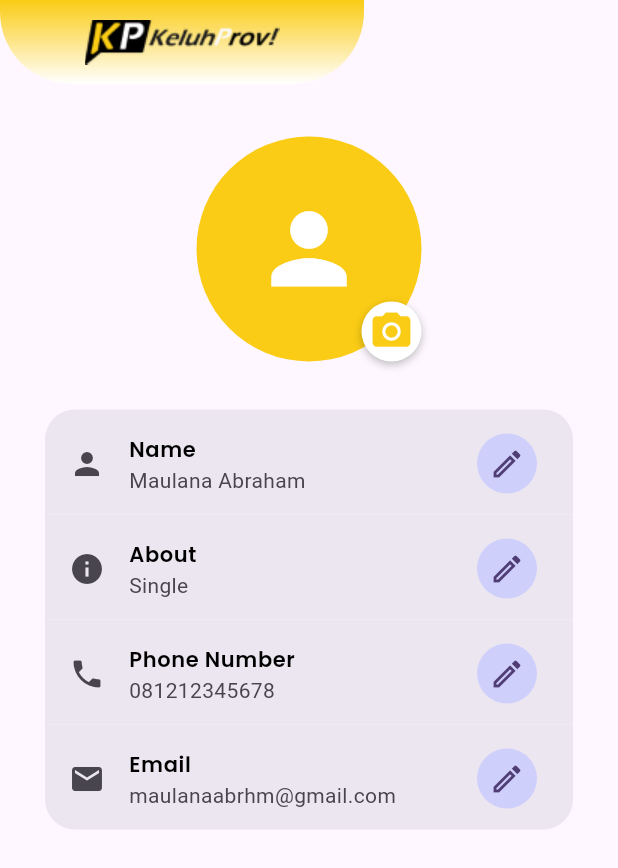
After one commit to Capstone-Project-Alterra-Kelompok-8/e-complaint-mobile, a Flutter app: the screen it shows after launch, after a tap on "Ubah Profile", on a phone screen of 412 x 824 dp. The commit adds this screen. Shown: the top 868 px of the screen. Run offline on Flutter 3.47's test engine with Material 3 defaults, Android fonts, the light colour scheme and no system bars; our stand-ins replace google_fonts.

Commit message:
✨ feat: Implementation of change profile screen page

```diff
--- a/e_complaint_app/lib/constants/color_collections.dart
+++ b/e_complaint_app/lib/constants/color_collections.dart
@@ -10,4 +10,5 @@ class ColorCollections {
   static const Color alertSuccessColor = Color(0xFFB0FE76);
   static const Color alertErrorColor = Color(0xFFDC2626);
   static const Color profileColor = Color(0xFFECE6F0);
+  static const Color profileButtonColor = Color(0xFFCFCFFC);
 }
--- a/e_complaint_app/lib/constants/text_collections.dart
+++ b/e_complaint_app/lib/constants/text_collections.dart
@@ -87,4 +87,18 @@ class HomeTextCollections {
     color: ColorCollections.textPrimaryColor,
     letterSpacing: 0.4,
   );
+
+  static TextStyle titleButton = GoogleFonts.poppins(
+    fontSize: 14.0,
+    fontWeight: FontWeight.w600,
+    color: ColorCollections.textPrimaryColor,
+    letterSpacing: 0.4,
+  );
+
+  static TextStyle descriptionChangePassword = GoogleFonts.montserrat(
+    fontSize: 12.0,
+    fontWeight: FontWeight.w400,
+    color: ColorCollections.textPrimaryColor,
+    letterSpacing: 0.4,
+  );
 }
--- a/e_complaint_app/lib/views/screens/components/app_bar.dart
+++ b/e_complaint_app/lib/views/screens/components/app_bar.dart
@@ -2,7 +2,7 @@ import 'package:e_complaint_app/constants/constants.dart';
 import 'package:flutter/material.dart';
 
 class CurvedAppBar extends StatelessWidget implements PreferredSizeWidget {
-  const CurvedAppBar({Key? key}) : super(key: key);
+  const CurvedAppBar({super.key});
 
   @override
   Widget build(BuildContext context) {
@@ -31,7 +31,7 @@ class CurvedAppBar extends StatelessWidget implements PreferredSizeWidget {
           top: 40,
           left: 0,
           child: IconButton(
-            icon: Icon(Icons.arrow_back),
+            icon: const Icon(Icons.arrow_back),
             onPressed: () {
               Navigator.of(context).pop();
             },
--- a/e_complaint_app/lib/views/screens/home/aboutapp_screen.dart
+++ b/e_complaint_app/lib/views/screens/home/aboutapp_screen.dart
@@ -1,7 +1,6 @@
 import 'package:e_complaint_app/constants/constants.dart';
 import 'package:e_complaint_app/views/screens/components/app_bar.dart';
 import 'package:flutter/material.dart';
-import 'package:flutter/widgets.dart';
 
 class AboutAppScreen extends StatelessWidget {
   const AboutAppScreen({super.key});
@@ -29,7 +28,7 @@ class AboutAppScreen extends StatelessWidget {
                       BoxShadow(
                         color: Colors.black.withOpacity(0.25),
                         blurRadius: 4,
-                        offset: Offset(0, 4),
+                        offset: const Offset(0, 4),
                       ),
                     ],
                   ),
@@ -43,7 +42,7 @@ class AboutAppScreen extends StatelessWidget {
                   height: 9,
                 ),
                 Padding(
-                  padding: EdgeInsets.symmetric(horizontal: 24),
+                  padding: const EdgeInsets.symmetric(horizontal: 24),
                   child: Text(
                     'KeluhProv adalah aplikasi untuk melaporkan keluhan masyarakat di Provinsi Banten. Dengan antarmuka yang mudah digunakan, penduduk bisa dengan cepat mengirimkan keluhan mereka tentang infrastruktur, layanan publik, atau masalah lingkungan. Aplikasi ini memudahkan pelacakan status keluhan dan membantu pemerintah memperbaiki layanan publik.',
                     textAlign: TextAlign.justify,
@@ -63,7 +62,7 @@ class AboutAppScreen extends StatelessWidget {
                       BoxShadow(
                         color: Colors.black.withOpacity(0.25),
                         blurRadius: 4,
-                        offset: Offset(0, 4),
+                        offset: const Offset(0, 4),
                       ),
                     ],
                   ),
@@ -73,28 +72,28 @@ class AboutAppScreen extends StatelessWidget {
                     style: HomeTextCollections.textButtonAboutApp,
                   )),
                 ),
-                SizedBox(
+                const SizedBox(
                   height: 6,
                 ),
-                Image(image: AssetImage('assets/images/slogan_bersuara.png')),
+                const Image(image: AssetImage('assets/images/slogan_bersuara.png')),
                 Text(
                   'Memberikan platform bagi masyarakat\nuntuk menyampaikan aduan atau\nmasalah yang mereka hadapi dengan\nmudah dan cepat.',
                   textAlign: TextAlign.center,
                   style: HomeTextCollections.description,
                 ),
-                SizedBox(
+                const SizedBox(
                   height: 11,
                 ),
-                Image(image: AssetImage('assets/images/slogan_beraksi.png')),
+                const Image(image: AssetImage('assets/images/slogan_beraksi.png')),
                 Text(
                   'Setiap aduan yang dilaporkan tidak hanya\ndidengar, tetapi juga segera\nditindaklanjuti. Tim aplikasi akan segera\nmengambil langkah untuk\nmenyelesaikan masalah yang dilaporkan\noleh masyarakat.',
                   textAlign: TextAlign.center,
                   style: HomeTextCollections.description,
                 ),
-                SizedBox(
+                const SizedBox(
                   height: 11,
                 ),
-                Image(image: AssetImage('assets/images/slogan_berhasil.png')),
+                const Image(image: AssetImage('assets/images/slogan_berhasil.png')),
                 Text(
                   'Akhirnya, hasil dari tindakan tersebut\nadalah penyelesaian yang berhasil dari\nmasalah yang dilaporkan.',
                   textAlign: TextAlign.center,
--- /dev/null
+++ b/e_complaint_app/lib/views/screens/home/chanepassword_screen.dart
@@ -0,0 +1,31 @@
+import 'package:e_complaint_app/constants/constants.dart';
+import 'package:e_complaint_app/views/screens/components/app_bar.dart';
+import 'package:flutter/material.dart';
+
+class ChangePasswordProfileScreen extends StatefulWidget {
+  const ChangePasswordProfileScreen({super.key});
+
+  @override
+  State<ChangePasswordProfileScreen> createState() => _ChangePasswordProfileScreenState();
+}
+
+class _ChangePasswordProfileScreenState extends State<ChangePasswordProfileScreen> {
+  @override
+  Widget build(BuildContext context) {
+    return Scaffold(
+      appBar: CurvedAppBar(),
+      body: Padding(
+        padding: EdgeInsets.all(20),
+        child: SingleChildScrollView(
+          child: Column(
+            children: [
+              Text('Membuat kata sandi membantu Anda menjaga keamanan akun dan data di KeluhProv', style: HomeTextCollections.descriptionChangePassword,
+              textAlign: TextAlign.center,
+              )
+            ],
+          ),
+        ),
+      ),
+    );
+  }
+}
--- /dev/null
+++ b/e_complaint_app/lib/views/screens/home/changeprofile_screen.dart
@@ -0,0 +1,144 @@
+import 'package:e_complaint_app/constants/constants.dart';
+import 'package:e_complaint_app/views/screens/components/app_bar.dart';
+import 'package:flutter/material.dart';
+
+class ChangeProfileScreen extends StatefulWidget {
+  const ChangeProfileScreen({super.key});
+
+  @override
+  State<ChangeProfileScreen> createState() => _ChangeProfileScreenState();
+}
+
+class _ChangeProfileScreenState extends State<ChangeProfileScreen> {
+  @override
+  Widget build(BuildContext context) {
+    return Scaffold(
+      appBar: const CurvedAppBar(),
+      body: Padding(
+        padding: const EdgeInsets.all(30.0),
+        child: Column(
+          children: [
+            const SizedBox(
+              height: 5,
+            ),
+            Center(
+              child: Stack(
+                children: [
+                  const CircleAvatar(
+                    radius: 75,
+                    backgroundColor: ColorCollections.primaryColor,
+                    foregroundColor: ColorCollections.backgroundColor,
+                    child: Icon(Icons.person, size: 75),
+                  ),
+                  Positioned(
+                    bottom: 0,
+                    right: 0,
+                    child: GestureDetector(
+                      onTap: () {
+                        // Implementasikan logika untuk ganti foto profil
+                      },
+                      child: Container(
+                        padding: const EdgeInsets.all(5),
+                        decoration: BoxDecoration(
+                          shape: BoxShape.circle,
+                          color: Colors.white,
+                          boxShadow: [
+                            BoxShadow(
+                              color: Colors.black.withOpacity(0.25),
+                              offset: const Offset(0, 2),
+                              blurRadius: 4,
+                            ),
+                          ],
+                        ),
+                        child: const Icon(
+                          Icons.camera_alt,
+                          color: ColorCollections.primaryColor,
+                          size: 30,
+                        ),
+                      ),
+                    ),
+                  ),
+                ],
+              ),
+            ),
+            const SizedBox(
+              height: 32,
+            ),
+            Container(
+                width: double.infinity,
+                height: 70,
+                decoration: const BoxDecoration(
+                  color: ColorCollections.profileColor,
+                  borderRadius: BorderRadius.only(
+                    topLeft: Radius.circular(20.0),
+                    topRight: Radius.circular(20.0),
+                  ),
+                ),
+                child: ListTile(
+                  leading: const Icon(Icons.person),
+                  title: Text(
+                    'Name',
+                    style: HomeTextCollections.titleButton,
+                  ),
+                  subtitle: const Text('Maulana Abraham'),
+                  trailing: const CircleAvatar(
+                      backgroundColor: ColorCollections.profileButtonColor,
+                      child: Icon(Icons.edit_outlined)),
+                )),
+            Container(
+                width: double.infinity,
+                height: 70,
+                color: ColorCollections.profileColor,
+                child: ListTile(
+                  leading: const Icon(Icons.info),
+                  title: Text(
+                    'About',
+                    style: HomeTextCollections.titleButton,
+                  ),
+                  subtitle: const Text('Single'),
+                  trailing: const CircleAvatar(
+                      backgroundColor: ColorCollections.profileButtonColor,
+                      child: Icon(Icons.edit_outlined)),
+                )),
+            Container(
+                width: double.infinity,
+                height: 70,
+                color: ColorCollections.profileColor,
+                child: ListTile(
+                  leading: const Icon(Icons.phone),
+                  title: Text(
+                    'Phone Number',
+                    style: HomeTextCollections.titleButton,
+                  ),
+                  subtitle: const Text('081212345678'),
+                  trailing: const CircleAvatar(
+                      backgroundColor: ColorCollections.profileButtonColor,
+                      child: Icon(Icons.edit_outlined)),
+                )),
+            Container(
+                width: double.infinity,
+                height: 70,
+                decoration: const BoxDecoration(
+                  color: ColorCollections.profileColor,
+                  borderRadius: BorderRadius.only(
+                    bottomLeft: Radius.circular(20.0),
+                    bottomRight: Radius.circular(20.0),
+                  ),
+                ),
+                child: ListTile(
+                  leading: const Icon(Icons.email),
+                  title: Text(
+                    'Email',
+                    style: HomeTextCollections.titleButton,
+                  ),
+                  subtitle: const Text('maulanaabrhm@gmail.com'),
+                  trailing: const CircleAvatar(
+                      backgroundColor: ColorCollections.profileButtonColor,
+                      child: Icon(Icons.edit_outlined)),
+                )),
+          ],
+        ),
+      ),
+    );
+  }
+}
--- a/e_complaint_app/lib/views/screens/home/homepage_screen.dart
+++ b/e_complaint_app/lib/views/screens/home/homepage_screen.dart
@@ -65,7 +65,7 @@ class _HomePageScreenState extends State<HomePageScreen> {
           ),
 
           // SEARCH WIDGET SECTION
-          SizedBox(height: 10,),
+          const SizedBox(height: 10,),
           Padding(
             padding:
                 const EdgeInsets.only(top: 10, right: 23, left: 23, bottom: 36),
--- a/e_complaint_app/lib/views/screens/home/profile_screen.dart
+++ b/e_complaint_app/lib/views/screens/home/profile_screen.dart
@@ -2,8 +2,9 @@ import 'package:e_complaint_app/constants/constants.dart';
 import 'package:e_complaint_app/views/screens/components/app_bar.dart';
 import 'package:e_complaint_app/views/screens/components/bottom_navbar.dart';
 import 'package:e_complaint_app/views/screens/home/aboutapp_screen.dart';
+import 'package:e_complaint_app/views/screens/home/chanepassword_screen.dart';
+import 'package:e_complaint_app/views/screens/home/changeprofile_screen.dart';
 import 'package:flutter/material.dart';
-import 'package:flutter/widgets.dart';
 
 class ProfileScreen extends StatefulWidget {
   const ProfileScreen({super.key});
@@ -56,7 +57,12 @@ class _ProfileScreenState extends State<ProfileScreen> {
           const SizedBox(
             height: 33,
           ),
-          Container(
+          GestureDetector(
+            onTap: () {
+              Navigator.of(context).push(MaterialPageRoute(
+                  builder: (_) => const ChangeProfileScreen()));
+            },
+            child: Container(
               width: double.infinity,
               height: 70,
               decoration: const BoxDecoration(
@@ -82,7 +88,12 @@ class _ProfileScreenState extends State<ProfileScreen> {
                 ],
               ),
             ),
-          Container(
+          ),
+          GestureDetector(
+            onTap: (){
+              Navigator.of(context).push(MaterialPageRoute(builder: (_) => const ChangePasswordProfileScreen()));
+            },
+            child: Container(
               width: double.infinity,
               height: 70,
               color: ColorCollections.profileColor,
@@ -100,6 +111,7 @@ class _ProfileScreenState extends State<ProfileScreen> {
                     ),
                   )
                 ],
+              ),
             ),
           ),
           Container(
@@ -143,8 +155,9 @@ class _ProfileScreenState extends State<ProfileScreen> {
             ),
           ),
           GestureDetector(
-            onTap: (){
-              Navigator.of(context).push(MaterialPageRoute(builder: (_) => AboutAppScreen()));
+            onTap: () {
+              Navigator.of(context).push(
+                  MaterialPageRoute(builder: (_) => const AboutAppScreen()));
             },
             child: Container(
               width: double.infinity,
```
Lines whose indentation alone changed are shown as unchanged.
